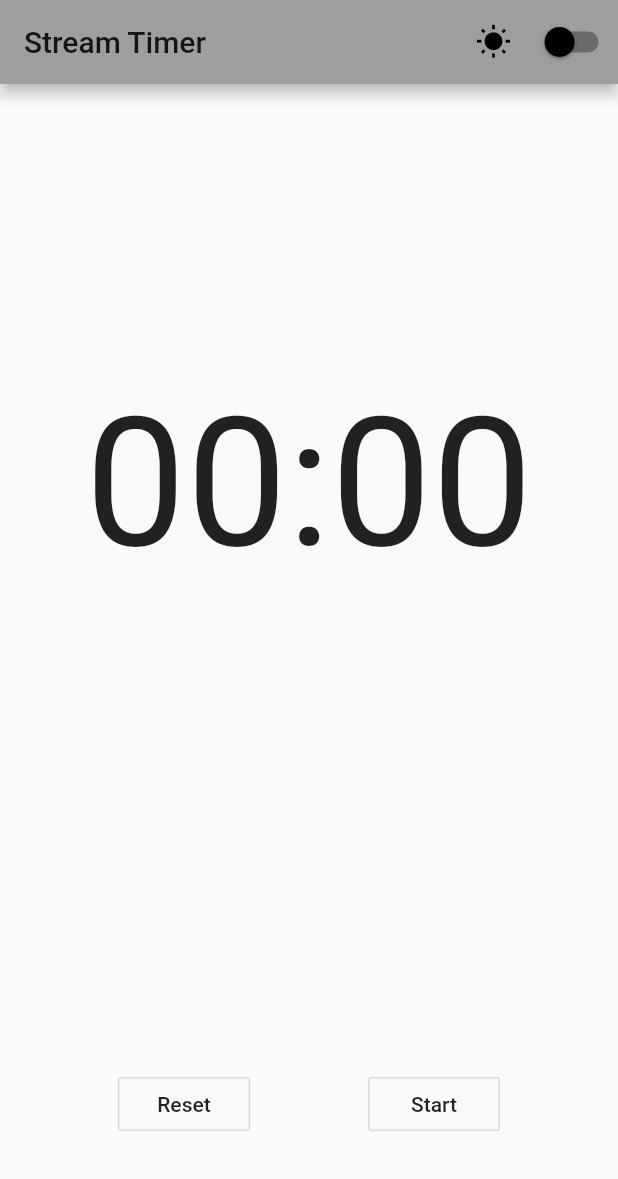
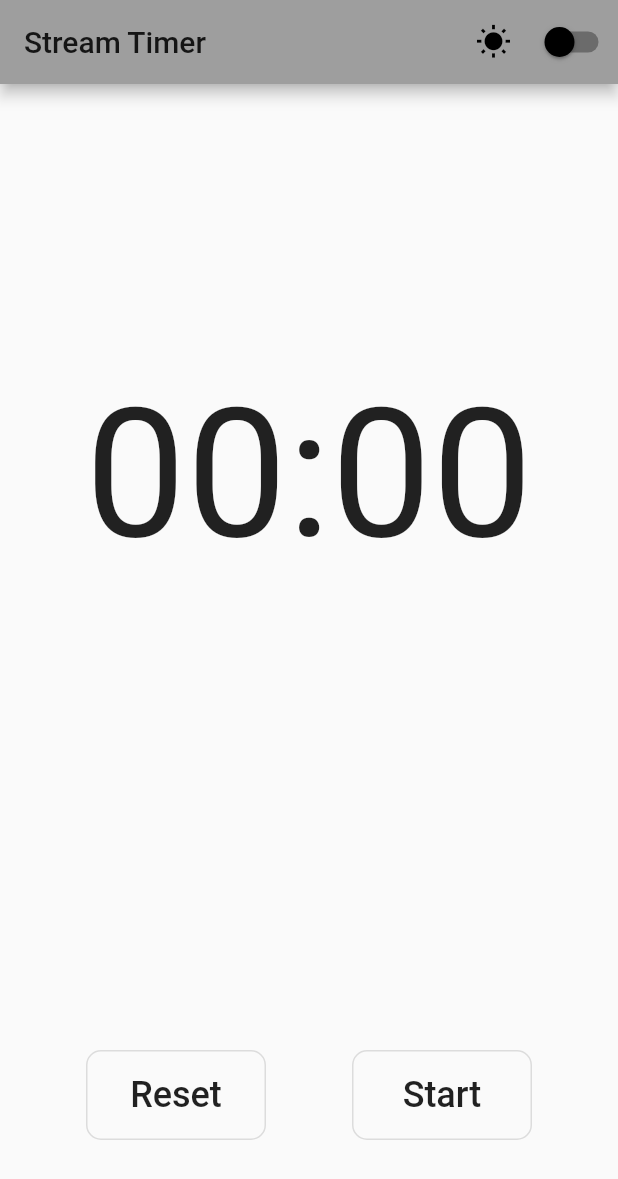
Before and after one commit to willzittlau/stream_timer, a Flutter app: the screen it shows after launch, on a phone screen of 412 x 824 dp. Shown: the top 1179 px of the screen. Run offline on Flutter 3.47's test engine with Material 2 defaults, Android fonts, the phone set to English and light mode, and no system bars; Roboto replaces fonts that are missing (Bebas Neue).

Commit message:
Button styling

```diff
--- a/lib/stopwatch.dart
+++ b/lib/stopwatch.dart
@@ -43,13 +43,6 @@ class TimerPageState extends State<TimerPage> {
     });
   }
 
-  Widget buildFloatingButton(String text, VoidCallback callback) {
-    TextStyle roundTextStyle =
-        const TextStyle(fontSize: 32.0, color: Colors.white);
-    return new FloatingActionButton(
-        child: new Text(text, style: roundTextStyle), onPressed: callback);
-  }
-
   @override
   Widget build(BuildContext context) {
     return new Column(
@@ -65,12 +58,24 @@ class TimerPageState extends State<TimerPage> {
             child: new Row(
               mainAxisAlignment: MainAxisAlignment.spaceEvenly,
               children: <Widget>[
-                OutlineButton(
-                    child: Text("Reset"), onPressed: leftButtonPressed),
-                OutlineButton(
+                ButtonTheme(
+  minWidth: 120.0,
+  height: 60.0,
+  child:OutlineButton(
+                    child: Text("Reset", style: TextStyle(fontSize: 24.0)),
+                    onPressed: leftButtonPressed,
+                    shape: new RoundedRectangleBorder(
+                        borderRadius: new BorderRadius.circular(10.0)))),
+                ButtonTheme(
+  minWidth: 120.0,
+  height: 60.0,
+  child:OutlineButton(
                     child: Text(
-                        dependencies.stopwatch.isRunning ? "Stop" : "Start"),
-                    onPressed: rightButtonPressed),
+                        dependencies.stopwatch.isRunning ? "Stop" : "Start",
+                        style: TextStyle(fontSize: 24.0)),
+                    onPressed: rightButtonPressed,
+                    shape: new RoundedRectangleBorder(
+                        borderRadius: new BorderRadius.circular(10.0)))),
               ],
             ),
           ),
@@ -182,8 +187,7 @@ class MinutesAndSecondsState extends State<MinutesAndSeconds> {
     String minutesStr = (minutes % 60).toString().padLeft(2, '0');
     String secondsStr = (seconds % 60).toString().padLeft(2, '0');
     if (minutes < 1) {
-      return new Text('$minutesStr:$secondsStr',
-          style: dependencies.textStyle);
+      return new Text('$minutesStr:$secondsStr', style: dependencies.textStyle);
     } else {
       return new Text('$hoursStr:$minutesStr', style: dependencies.textStyle);
     }
```
